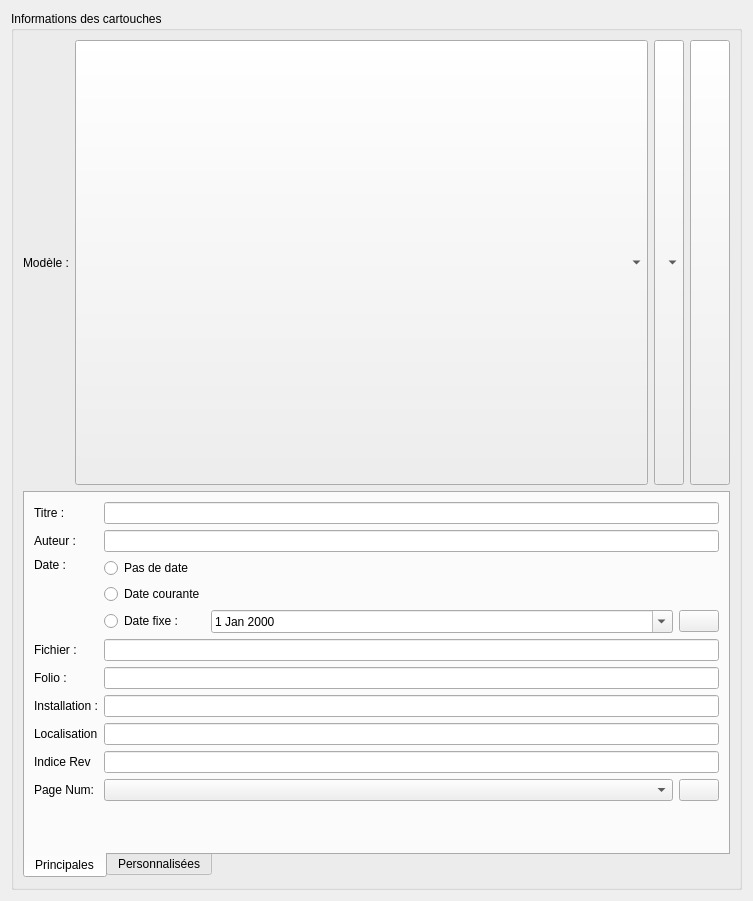
qelectrotech/qelectrotech-source-mirror, file sources/ui/titleblockpropertieswidget.ui: the form before one commit.
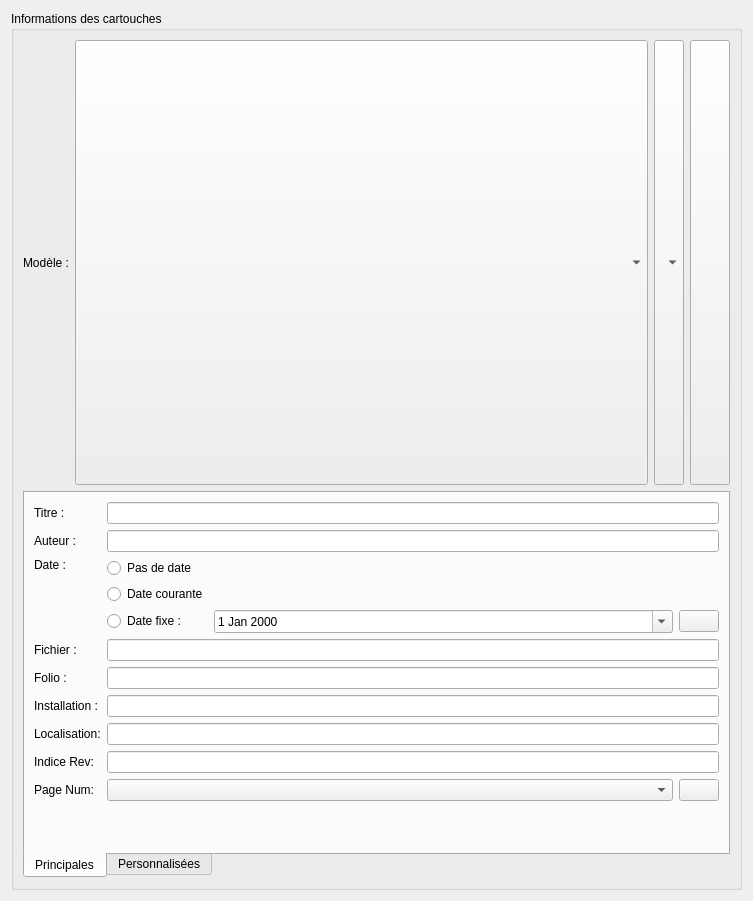
The form after the commit. Icons and pictures are not drawn.

```diff
--- a/sources/ui/titleblockpropertieswidget.ui
+++ b/sources/ui/titleblockpropertieswidget.ui
@@ -227,7 +227,7 @@
             <item row="9" column="1">
              <widget class="QLabel" name="label_12">
               <property name="text">
-               <string>Indice Rev</string>
+               <string>Indice Rev:</string>
               </property>
              </widget>
             </item>
@@ -380,7 +380,7 @@
             <item row="8" column="1">
              <widget class="QLabel" name="label_11">
               <property name="text">
-               <string>Localisation</string>
+               <string>Localisation:</string>
               </property>
              </widget>
             </item>
```
